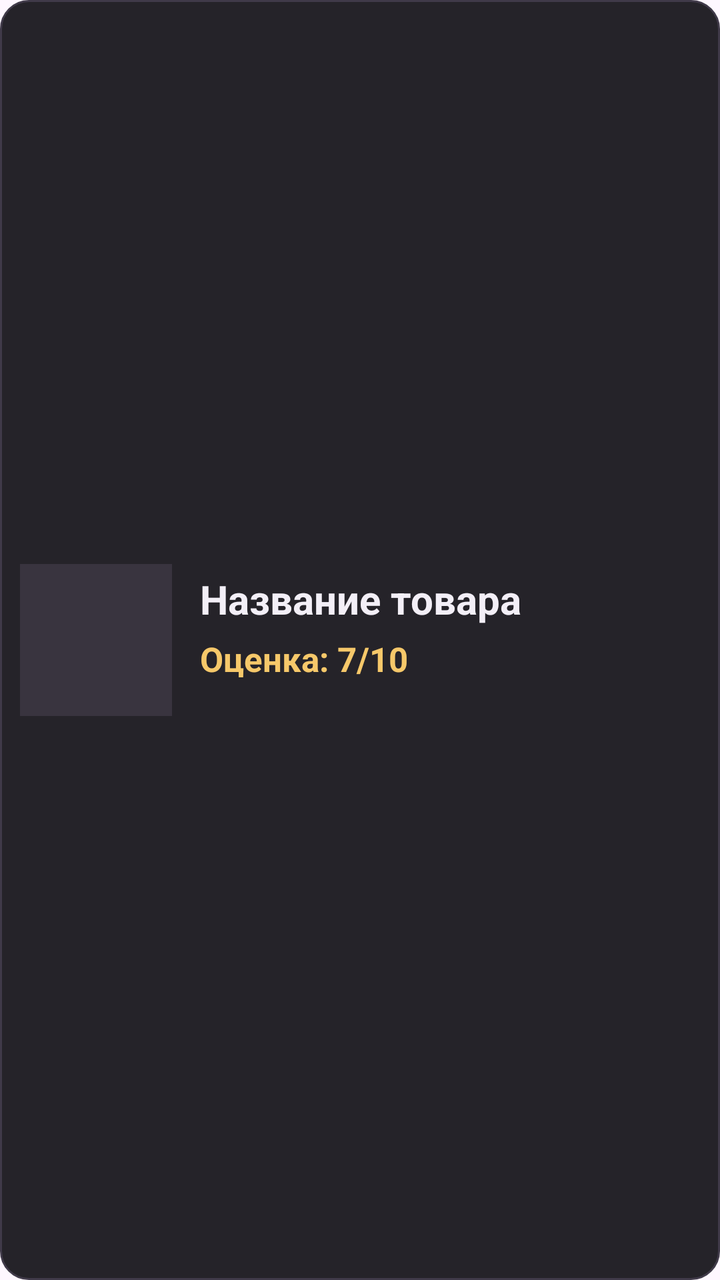
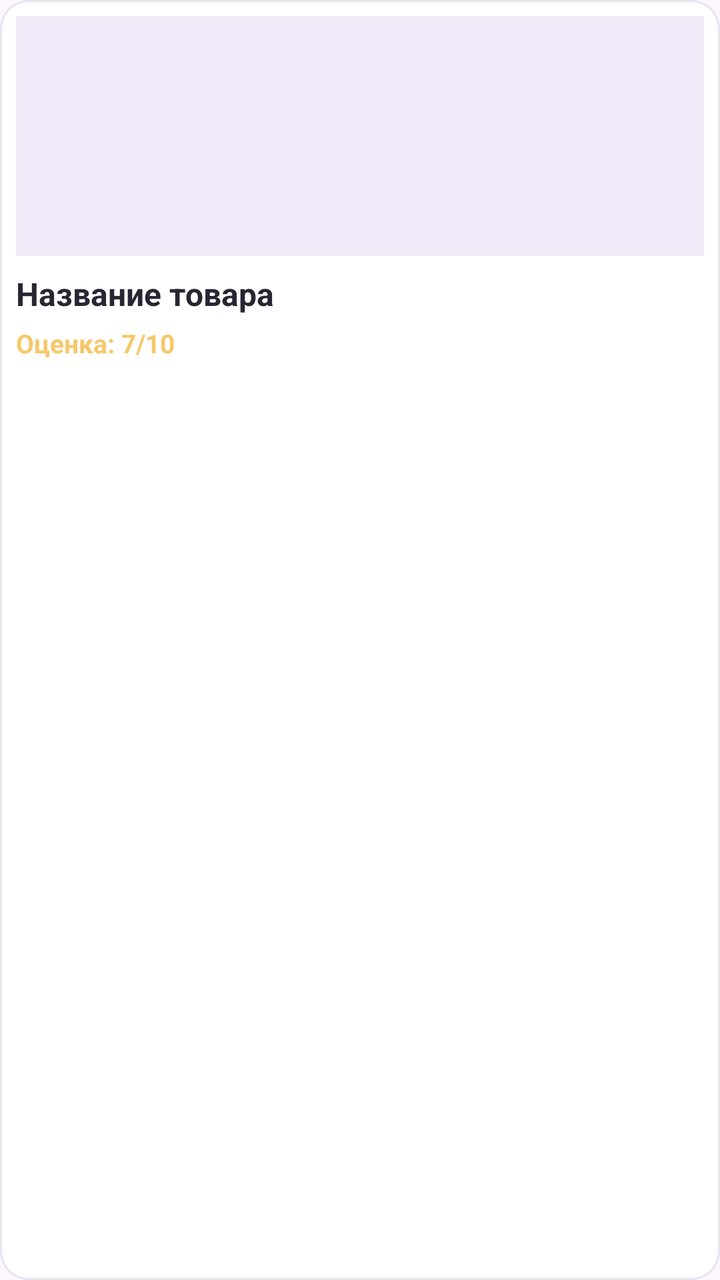

Two renders of the same Android screen: before a commit and after it. Below are the layout's source before the change and the commit's diff.
<!-- AndroidManifest.xml: application theme Theme.MyReviews -->
<!-- res/layout/item_product.xml -->
<?xml version="1.0" encoding="utf-8"?>
<LinearLayout xmlns:android="http://schemas.android.com/apk/res/android"
    android:layout_width="match_parent"
    android:layout_height="wrap_content"
    android:orientation="horizontal"
    android:gravity="center_vertical"
    android:padding="10dp"
    android:background="@drawable/product_card_background">

    <ImageView
        android:id="@+id/ivProductThumbnail"
        android:layout_width="76dp"
        android:layout_height="76dp"
        android:scaleType="centerCrop"
        android:contentDescription="Фото товара"
        android:background="#39343F" />

    <LinearLayout
        android:layout_width="0dp"
        android:layout_height="wrap_content"
        android:layout_weight="1"
        android:orientation="vertical"
        android:layout_marginStart="14dp">

        <TextView
            android:id="@+id/tvProductName"
            android:layout_width="match_parent"
            android:layout_height="wrap_content"
            android:text="Название товара"
            android:textSize="20sp"
            android:textStyle="bold"
            android:textColor="#F3EFF7"
            android:maxLines="2"
            android:ellipsize="end" />

        <TextView
            android:id="@+id/tvProductRating"
            android:layout_width="match_parent"
            android:layout_height="wrap_content"
            android:layout_marginTop="5dp"
            android:text="Оценка: 7/10"
            android:textColor="#F6C86A"
            android:textSize="17sp"
            android:textStyle="bold" />

        <LinearLayout
            android:id="@+id/ratingBar"
            android:layout_width="match_parent"
            android:layout_height="5dp"
            android:layout_marginTop="8dp"
            android:orientation="horizontal"
            android:weightSum="10" />

    </LinearLayout>

</LinearLayout>
<!-- resources referenced by this layout -->
<resources>
  <!-- drawable product_card_background (drawable) -->
  <?xml version="1.0" encoding="utf-8"?>
  <shape xmlns:android="http://schemas.android.com/apk/res/android"
      android:shape="rectangle">
  
      <solid android:color="#252329" />
  
      <stroke
          android:width="1dp"
          android:color="#403A49" />
  
      <corners android:radius="14dp" />
  
  </shape>
  <style name="Theme.MyReviews" parent="Base.Theme.MyReviews" />
  <style name="Base.Theme.MyReviews" parent="Theme.Material3.DayNight.NoActionBar">
          
          
      </style>
</resources>

<!-- the commit's change to res/layout/item_product.xml (unified diff, before → after) -->
@@ -1,56 +1,54 @@
 <?xml version="1.0" encoding="utf-8"?>
-<LinearLayout xmlns:android="http://schemas.android.com/apk/res/android"
+<LinearLayout
+    xmlns:android="http://schemas.android.com/apk/res/android"
     android:layout_width="match_parent"
     android:layout_height="wrap_content"
-    android:orientation="horizontal"
-    android:gravity="center_vertical"
-    android:padding="10dp"
+    android:orientation="vertical"
+    android:padding="8dp"
     android:background="@drawable/product_card_background">
+
 
     <ImageView
         android:id="@+id/ivProductThumbnail"
-        android:layout_width="76dp"
-        android:layout_height="76dp"
-        android:scaleType="centerCrop"
+        android:layout_width="match_parent"
+        android:layout_height="120dp"
+        android:scaleType="fitCenter"
+        android:adjustViewBounds="false"
+        android:padding="6dp"
         android:contentDescription="Фото товара"
-        android:background="#39343F" />
+        android:background="@color/light_icon_background" />
+
+
+    <TextView
+        android:id="@+id/tvProductName"
+        android:layout_width="match_parent"
+        android:layout_height="wrap_content"
+        android:layout_marginTop="8dp"
+        android:text="Название товара"
+        android:textSize="16sp"
+        android:textStyle="bold"
+        android:textColor="@color/light_text_primary"
+        android:maxLines="2"
+        android:ellipsize="end" />
+
+    <TextView
+        android:id="@+id/tvProductRating"
+        android:layout_width="match_parent"
+        android:layout_height="wrap_content"
+        android:layout_marginTop="5dp"
+        android:text="Оценка: 7/10"
+        android:textColor="#F6C86A"
+        android:textSize="13sp"
+        android:textStyle="bold"
+        android:maxLines="1"
+        android:ellipsize="end" />
 
     <LinearLayout
-        android:layout_width="0dp"
-        android:layout_height="wrap_content"
-        android:layout_weight="1"
-        android:orientation="vertical"
-        android:layout_marginStart="14dp">
-
-        <TextView
-            android:id="@+id/tvProductName"
-            android:layout_width="match_parent"
-            android:layout_height="wrap_content"
-            android:text="Название товара"
-            android:textSize="20sp"
-            android:textStyle="bold"
-            android:textColor="#F3EFF7"
-            android:maxLines="2"
-            android:ellipsize="end" />
-
-        <TextView
-            android:id="@+id/tvProductRating"
-            android:layout_width="match_parent"
-            android:layout_height="wrap_content"
-            android:layout_marginTop="5dp"
-            android:text="Оценка: 7/10"
-            android:textColor="#F6C86A"
-            android:textSize="17sp"
-            android:textStyle="bold" />
-
-        <LinearLayout
-            android:id="@+id/ratingBar"
-            android:layout_width="match_parent"
-            android:layout_height="5dp"
-            android:layout_marginTop="8dp"
-            android:orientation="horizontal"
-            android:weightSum="10" />
-
-    </LinearLayout>
+        android:id="@+id/ratingBar"
+        android:layout_width="match_parent"
+        android:layout_height="5dp"
+        android:layout_marginTop="7dp"
+        android:orientation="horizontal"
+        android:weightSum="10" />
 
 </LinearLayout>
<!-- resource entries referenced after the edit -->
@@ -1,20 +1,24 @@
 <!-- resources referenced by this layout -->
 <resources>
+  <color name="light_icon_background">#F0EAF8</color>
+  <color name="light_text_primary">#292633</color>
   <!-- drawable product_card_background (drawable) -->
   <?xml version="1.0" encoding="utf-8"?>
   <shape xmlns:android="http://schemas.android.com/apk/res/android"
       android:shape="rectangle">
   
-      <solid android:color="#252329" />
+      <solid android:color="@color/light_surface" />
   
       <stroke
           android:width="1dp"
-          android:color="#403A49" />
+          android:color="@color/light_border" />
   
       <corners android:radius="14dp" />
   
   </shape>
   <style name="Theme.MyReviews" parent="Base.Theme.MyReviews" />
+  <color name="light_surface">#FFFFFF</color>
+  <color name="light_border">#E8E3EF</color>
   <style name="Base.Theme.MyReviews" parent="Theme.Material3.DayNight.NoActionBar">
           
           
